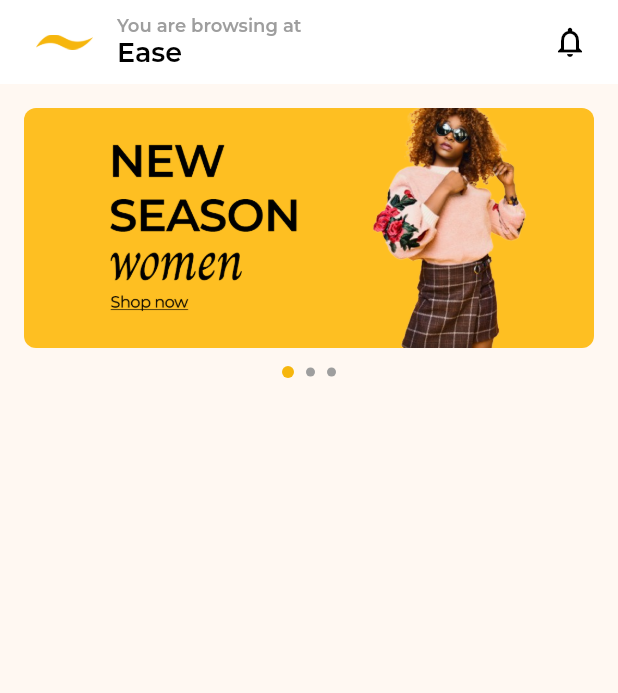
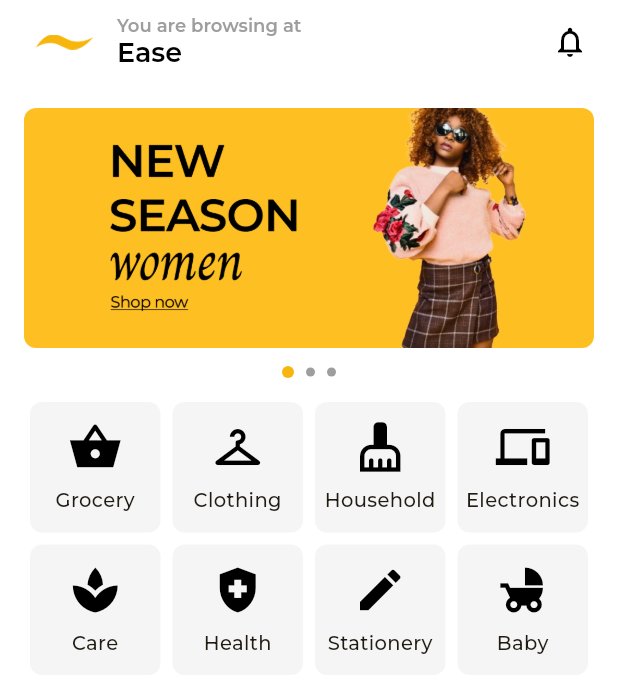
Before and after one commit to shresthabatsal/project_ease, a Flutter app: the HomeScreen screen opened directly, on a phone screen of 412 x 824 dp. Shown: the top 693 px of the screen. Run offline on Flutter 3.47's test engine with Material 3 defaults, Android fonts, the phone set to English and light mode, and no system bars; our stand-ins replace font_awesome_flutter, video_player.

Commit message:
add home action card

```diff
--- a/lib/screens/bottom_navigation_screens/home_screen.dart
+++ b/lib/screens/bottom_navigation_screens/home_screen.dart
@@ -1,5 +1,6 @@
 import 'package:flutter/material.dart';
 import 'package:project_ease/theme/app_colors.dart';
+import 'package:project_ease/widgets/home_action_card.dart';
 
 class HomeScreen extends StatefulWidget {
   const HomeScreen({super.key});
@@ -21,6 +22,7 @@ class _HomeScreenState extends State<HomeScreen> {
   @override
   Widget build(BuildContext context) {
     return Scaffold(
+      backgroundColor: Colors.white,
       appBar: AppBar(
         automaticallyImplyLeading: false,
         title: Padding(
@@ -73,6 +75,56 @@ class _HomeScreenState extends State<HomeScreen> {
 
           const SizedBox(height: 12),
           _buildDotsIndicator(),
+
+          const SizedBox(height: 12),
+
+          // Grid
+          Padding(
+            padding: const EdgeInsets.symmetric(horizontal: 16),
+            child: GridView.count(
+              crossAxisCount: 4,
+              shrinkWrap: true,
+              physics: const NeverScrollableScrollPhysics(),
+              children: [
+                HomeActionCard(
+                  icon: Icons.shopping_basket_sharp,
+                  label: 'Grocery',
+                  onTap: () {},
+                ),
+                HomeActionCard(
+                  icon: Icons.checkroom,
+                  label: 'Clothing',
+                  onTap: () {},
+                ),
+                HomeActionCard(
+                  icon: Icons.cleaning_services,
+                  label: 'Household',
+                  onTap: () {},
+                ),
+                HomeActionCard(
+                  icon: Icons.devices,
+                  label: 'Electronics',
+                  onTap: () {},
+                ),
+                HomeActionCard(icon: Icons.spa, label: 'Care', onTap: () {}),
+                HomeActionCard(
+                  icon: Icons.health_and_safety,
+                  label: 'Health',
+                  onTap: () {},
+                ),
+                HomeActionCard(
+                  icon: Icons.edit,
+                  label: 'Stationery',
+                  onTap: () {},
+                ),
+                HomeActionCard(
+                  icon: Icons.child_friendly,
+                  label: 'Baby',
+                  onTap: () {},
+                ),
+              ],
+            ),
+          ),
         ],
       ),
     );
--- /dev/null
+++ b/lib/widgets/home_action_card.dart
@@ -0,0 +1,41 @@
+import 'package:flutter/material.dart';
+
+class HomeActionCard extends StatelessWidget {
+  final IconData icon;
+  final String label;
+  final VoidCallback onTap;
+
+  const HomeActionCard({
+    super.key,
+    required this.icon,
+    required this.label,
+    required this.onTap,
+  });
+
+  @override
+  Widget build(BuildContext context) {
+    return Card(
+      color: Colors.grey.shade100,
+      shape: RoundedRectangleBorder(
+        borderRadius: BorderRadius.circular(8),
+      ),
+      elevation: 0,
+      child: InkWell(
+        borderRadius: BorderRadius.circular(8),
+        onTap: onTap,
+        child: Column(
+          mainAxisAlignment: MainAxisAlignment.center,
+          children: [
+            Icon(icon, size: 36, color: Colors.black),
+            const SizedBox(height: 8),
+            Text(
+              label,
+              textAlign: TextAlign.center,
+              style: const TextStyle(fontSize: 13, fontWeight: FontWeight.w500),
+            ),
+          ],
+        ),
+      ),
+    );
+  }
+}
```
